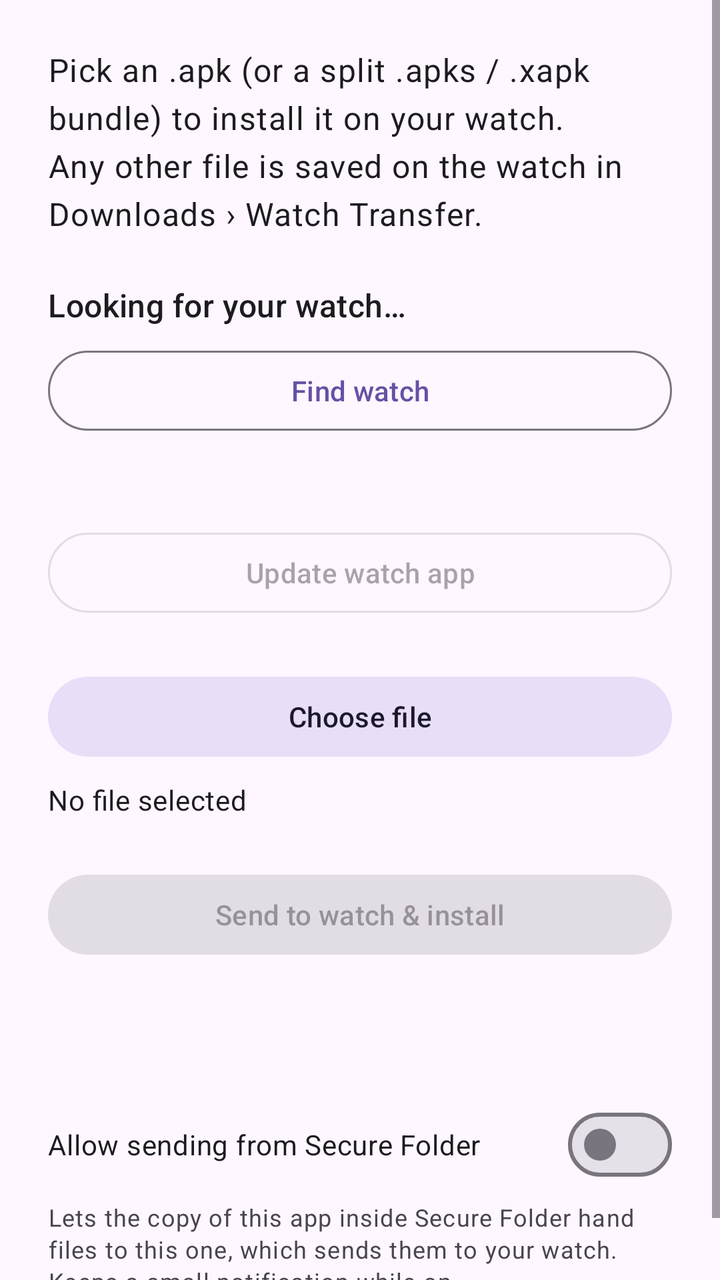
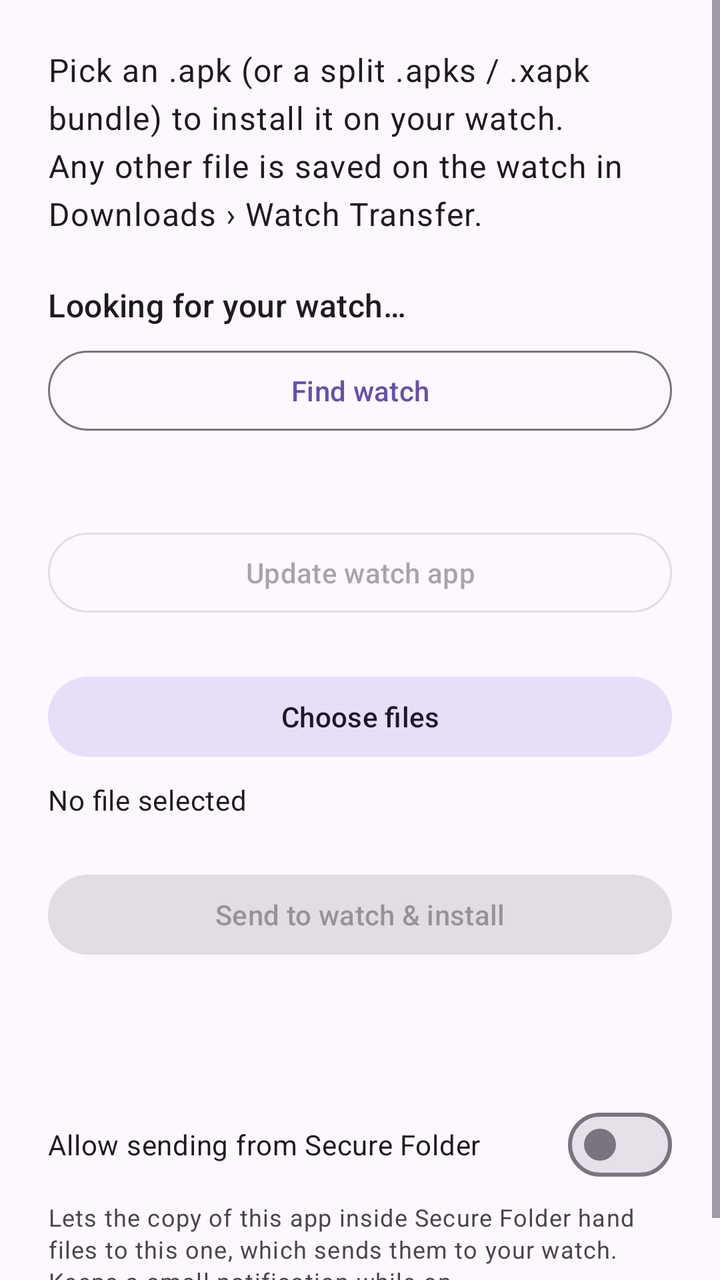

Two renders of the same Android screen: before a commit and after it. Below are the layout's source before the change and the commit's diff.
<!-- AndroidManifest.xml: application theme Theme.WatchApkInstaller -->
<!-- res/layout/activity_main.xml -->
<?xml version="1.0" encoding="utf-8"?>
<ScrollView xmlns:android="http://schemas.android.com/apk/res/android"
    xmlns:app="http://schemas.android.com/apk/res-auto"
    android:layout_width="match_parent"
    android:layout_height="match_parent"
    android:fitsSystemWindows="true">

    <LinearLayout
        android:layout_width="match_parent"
        android:layout_height="wrap_content"
        android:orientation="vertical"
        android:padding="24dp">

        <TextView
            android:layout_width="match_parent"
            android:layout_height="wrap_content"
            android:text="@string/intro"
            android:textAppearance="?attr/textAppearanceBodyLarge" />

        <TextView
            android:id="@+id/watchStatus"
            android:layout_width="match_parent"
            android:layout_height="wrap_content"
            android:layout_marginTop="24dp"
            android:text="@string/searching"
            android:textAppearance="?attr/textAppearanceTitleMedium" />

        <com.google.android.material.button.MaterialButton
            android:id="@+id/findWatchButton"
            style="@style/Widget.Material3.Button.OutlinedButton"
            android:layout_width="match_parent"
            android:layout_height="wrap_content"
            android:layout_marginTop="8dp"
            android:text="@string/find_watch" />

        <TextView
            android:id="@+id/watchAppText"
            android:layout_width="match_parent"
            android:layout_height="wrap_content"
            android:layout_marginTop="16dp"
            android:textAppearance="?attr/textAppearanceBodyMedium" />

        <com.google.android.material.button.MaterialButton
            android:id="@+id/updateWatchButton"
            style="@style/Widget.Material3.Button.OutlinedButton"
            android:layout_width="match_parent"
            android:layout_height="wrap_content"
            android:layout_marginTop="8dp"
            android:enabled="false"
            android:text="@string/update_watch_app" />

        <com.google.android.material.button.MaterialButton
            android:id="@+id/pickButton"
            style="@style/Widget.Material3.Button.TonalButton"
            android:layout_width="match_parent"
            android:layout_height="wrap_content"
            android:layout_marginTop="24dp"
            android:text="@string/pick_apk" />

        <TextView
            android:id="@+id/fileText"
            android:layout_width="match_parent"
            android:layout_height="wrap_content"
            android:layout_marginTop="8dp"
            android:text="@string/no_file"
            android:textAppearance="?attr/textAppearanceBodyMedium" />

        <com.google.android.material.materialswitch.MaterialSwitch
            android:id="@+id/installSwitch"
            android:layout_width="match_parent"
            android:layout_height="wrap_content"
            android:layout_marginTop="8dp"
            android:checked="true"
            android:text="@string/install_switch"
            android:visibility="gone" />

        <TextView
            android:id="@+id/methodLabel"
            android:layout_width="match_parent"
            android:layout_height="wrap_content"
            android:layout_marginTop="16dp"
            android:text="@string/method_label"
            android:textAppearance="?attr/textAppearanceTitleSmall"
            android:visibility="gone" />

        <com.google.android.material.button.MaterialButtonToggleGroup
            android:id="@+id/methodGroup"
            android:layout_width="match_parent"
            android:layout_height="wrap_content"
            android:layout_marginTop="4dp"
            android:visibility="gone"
            app:checkedButton="@id/methodBluetooth"
            app:selectionRequired="true"
            app:singleSelection="true">

            <com.google.android.material.button.MaterialButton
                android:id="@+id/methodBluetooth"
                style="?attr/materialButtonOutlinedStyle"
                android:layout_width="0dp"
                android:layout_height="wrap_content"
                android:layout_weight="1"
                android:text="@string/method_bluetooth" />

            <com.google.android.material.button.MaterialButton
                android:id="@+id/methodWifi"
                style="?attr/materialButtonOutlinedStyle"
                android:layout_width="0dp"
                android:layout_height="wrap_content"
                android:layout_weight="1"
                android:text="@string/method_wifi" />
        </com.google.android.material.button.MaterialButtonToggleGroup>

        <TextView
            android:id="@+id/methodHint"
            android:layout_width="match_parent"
            android:layout_height="wrap_content"
            android:layout_marginTop="4dp"
            android:textAppearance="?attr/textAppearanceBodySmall"
            android:visibility="gone" />

        <TextView
            android:id="@+id/wifiProblemText"
            android:layout_width="match_parent"
            android:layout_height="wrap_content"
            android:layout_marginTop="8dp"
            android:textAppearance="?attr/textAppearanceBodySmall"
            android:textColor="?attr/colorError"
            android:textIsSelectable="true"
            android:visibility="gone" />

        <com.google.android.material.button.MaterialButton
            android:id="@+id/sendButton"
            android:layout_width="match_parent"
            android:layout_height="wrap_content"
            android:layout_marginTop="24dp"
            android:enabled="false"
            android:text="@string/send" />

        <LinearLayout
            android:id="@+id/progressGroup"
            android:layout_width="match_parent"
            android:layout_height="wrap_content"
            android:layout_marginTop="24dp"
            android:orientation="vertical"
            android:visibility="gone">

            <LinearLayout
                android:layout_width="match_parent"
                android:layout_height="wrap_content"
                android:orientation="horizontal">

                <TextView
                    android:layout_width="0dp"
                    android:layout_height="wrap_content"
                    android:layout_weight="1"
                    android:text="@string/transfer_label"
                    android:textAppearance="?attr/textAppearanceTitleSmall" />

                <TextView
                    android:id="@+id/transferText"
                    android:layout_width="wrap_content"
                    android:layout_height="wrap_content"
                    android:textAppearance="?attr/textAppearanceBodyMedium" />
            </LinearLayout>

            <com.google.android.material.progressindicator.LinearProgressIndicator
                android:id="@+id/transferProgress"
                android:layout_width="match_parent"
                android:layout_height="wrap_content"
                android:layout_marginTop="6dp"
                android:max="100"
                app:trackCornerRadius="4dp"
                app:trackThickness="8dp" />

            <LinearLayout
                android:id="@+id/installSection"
                android:layout_width="match_parent"
                android:layout_height="wrap_content"
                android:layout_marginTop="20dp"
                android:orientation="vertical">

                <LinearLayout
                    android:layout_width="match_parent"
                    android:layout_height="wrap_content"
                    android:orientation="horizontal">

                    <TextView
                        android:layout_width="0dp"
                        android:layout_height="wrap_content"
                        android:layout_weight="1"
                        android:text="@string/install_label"
                        android:textAppearance="?attr/textAppearanceTitleSmall" />

                    <TextView
                        android:id="@+id/installText"
                        android:layout_width="wrap_content"
                        android:layout_height="wrap_content"
                        android:textAppearance="?attr/textAppearanceBodyMedium" />
                </LinearLayout>

                <com.google.android.material.progressindicator.LinearProgressIndicator
                    android:id="@+id/installProgress"
                    android:layout_width="match_parent"
                    android:layout_height="wrap_content"
                    android:layout_marginTop="6dp"
                    android:max="100"
                    app:trackCornerRadius="4dp"
                    app:trackThickness="8dp" />
            </LinearLayout>

            <com.google.android.material.button.MaterialButton
                android:id="@+id/stopButton"
                android:layout_width="match_parent"
                android:layout_height="wrap_content"
                android:layout_marginTop="20dp"
                android:backgroundTint="?attr/colorError"
                android:text="@string/stop"
                android:textColor="?attr/colorOnError"
                android:visibility="gone" />
        </LinearLayout>

        <TextView
            android:id="@+id/statusText"
            android:layout_width="match_parent"
            android:layout_height="wrap_content"
            android:layout_marginTop="16dp"
            android:textAppearance="?attr/textAppearanceBodyMedium"
            android:textIsSelectable="true" />

        <com.google.android.material.materialswitch.MaterialSwitch
            android:id="@+id/relaySwitch"
            android:layout_width="match_parent"
            android:layout_height="wrap_content"
            android:layout_marginTop="32dp"
            android:text="@string/relay_switch" />

        <TextView
            android:layout_width="match_parent"
            android:layout_height="wrap_content"
            android:layout_marginTop="4dp"
            android:text="@string/relay_switch_hint"
            android:textAppearance="?attr/textAppearanceBodySmall" />
    </LinearLayout>
</ScrollView>
<!-- resources referenced by this layout -->
<resources>
  <string name="find_watch">Find watch</string>
  <string name="install_label">Install on watch</string>
  <string name="install_switch">Install on the watch (off: just save the APK)</string>
  <string name="intro">Pick an .apk (or a split .apks / .xapk bundle) to install it on your watch. Any other file is saved on the watch in Downloads › Watch Transfer.</string>
  <string name="method_bluetooth">Bluetooth</string>
  <string name="method_label">Transfer method</string>
  <string name="method_wifi">Wi‑Fi (fast)</string>
  <string name="no_file">No file selected</string>
  <string name="pick_apk">Choose file</string>
  <string name="relay_switch">Allow sending from Secure Folder</string>
  <string name="relay_switch_hint">Lets the copy of this app inside Secure Folder hand files to this one, which sends them to your watch. Keeps a small notification while on.</string>
  <string name="searching">Looking for your watch…</string>
  <string name="send">Send to watch &amp; install</string>
  <string name="stop">Stop</string>
  <string name="transfer_label">Transfer to watch</string>
  <string name="update_watch_app">Update watch app</string>
  <style name="Theme.WatchApkInstaller" parent="Theme.Material3.DayNight" />
</resources>

<!-- the commit's change to res/layout/activity_main.xml (unified diff, before → after) -->
@@ -150,6 +150,7 @@
                 android:orientation="horizontal">
 
                 <TextView
+                    android:id="@+id/transferLabel"
                     android:layout_width="0dp"
                     android:layout_height="wrap_content"
                     android:layout_weight="1"
@@ -240,5 +241,14 @@
             android:layout_marginTop="4dp"
             android:text="@string/relay_switch_hint"
             android:textAppearance="?attr/textAppearanceBodySmall" />
+
+        <TextView
+            android:id="@+id/relayStatusText"
+            android:layout_width="match_parent"
+            android:layout_height="wrap_content"
+            android:layout_marginTop="4dp"
+            android:textAppearance="?attr/textAppearanceBodySmall"
+            android:textIsSelectable="true"
+            android:visibility="gone" />
     </LinearLayout>
 </ScrollView>
<!-- resource entries referenced after the edit -->
@@ -8,7 +8,7 @@
   <string name="method_label">Transfer method</string>
   <string name="method_wifi">Wi‑Fi (fast)</string>
   <string name="no_file">No file selected</string>
-  <string name="pick_apk">Choose file</string>
+  <string name="pick_apk">Choose files</string>
   <string name="relay_switch">Allow sending from Secure Folder</string>
   <string name="relay_switch_hint">Lets the copy of this app inside Secure Folder hand files to this one, which sends them to your watch. Keeps a small notification while on.</string>
   <string name="searching">Looking for your watch…</string>
